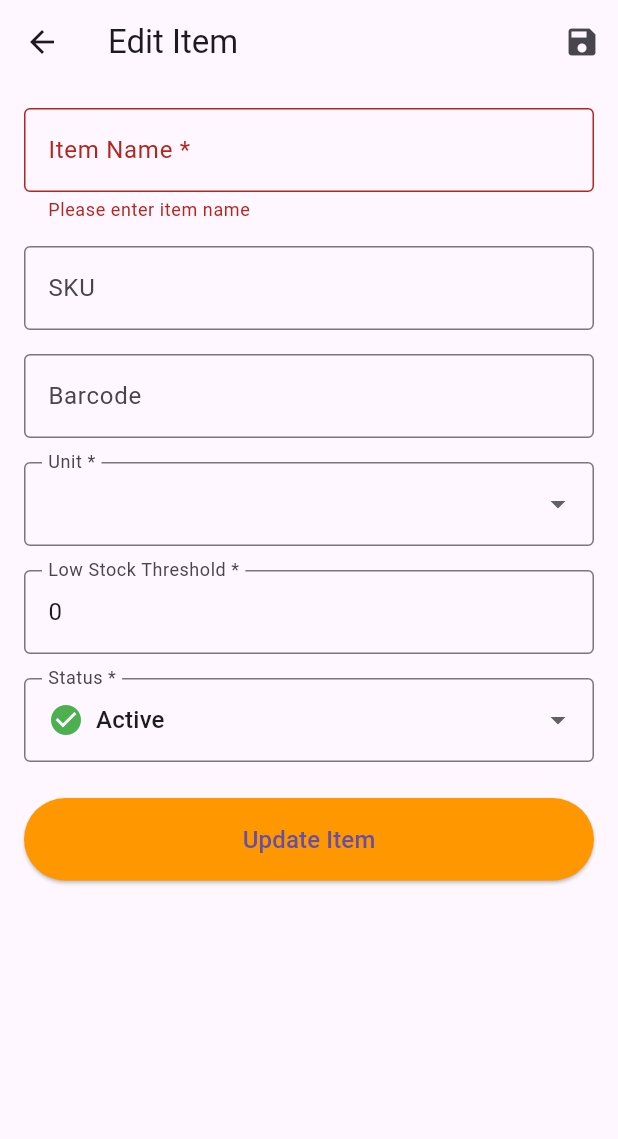
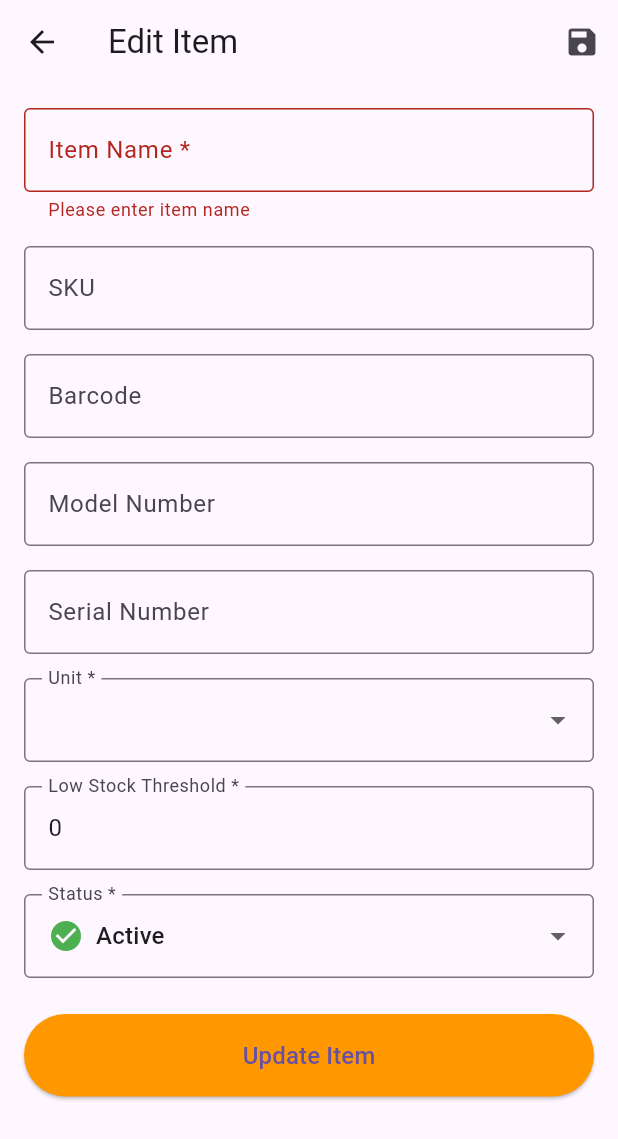
Before and after one commit to NabeelSohail321/stock-buddy, a Flutter app: the EditItemScreen screen opened directly with empty values, after a tap on "Update Item", on a phone screen of 412 x 824 dp. Shown: the top 1139 px of the screen. Run offline on Flutter 3.47's test engine with Material 3 defaults, Android fonts, the phone set to English and light mode, and no system bars; our stand-ins replace file_picker, firebase_core, firebase_messaging, flutter_local_notifications, image_picker, open_file and 4 more; missing offline and left inert: mobile_scanner; accounts and stored records are empty; network calls fail.

Commit message:
code updated

```diff
--- a/lib/models/dashboard_model.dart
+++ b/lib/models/dashboard_model.dart
@@ -54,6 +54,8 @@ class LowStockItem {
   final String sku;
   final int currentStock;
   final int threshold;
+  final String? modelNumber;
+  final String? serialNumber;
 
   LowStockItem({
     required this.id,
@@ -61,6 +63,8 @@ class LowStockItem {
     required this.sku,
     required this.currentStock,
     required this.threshold,
+    this.modelNumber,
+    this.serialNumber,
   });
 
   factory LowStockItem.fromJson(Map<String, dynamic> json) {
@@ -70,6 +74,8 @@ class LowStockItem {
       sku: json['sku']?.toString() ?? '',
       currentStock: json['currentStock'] is int ? json['currentStock'] : int.tryParse(json['currentStock']?.toString() ?? '0') ?? 0,
       threshold: json['threshold'] is int ? json['threshold'] : int.tryParse(json['threshold']?.toString() ?? '0') ?? 0,
+      modelNumber: (json['modelNumber'] ?? json['model_number'])?.toString(),
+      serialNumber: (json['serialNumber'] ?? json['serial_number'])?.toString(),
     );
   }
 
--- a/lib/models/item_model.dart
+++ b/lib/models/item_model.dart
@@ -71,9 +71,11 @@ class Item {
       stockStatus: json['stockStatus']?.toString(),
       status: json['status']?.toString(),
       image: json['image']?.toString(), // Parse the new image field
-      modelNumber: json['model_number']?.toString(),
-      serialNumber: json['serial_number']?.toString(),
-      purchaseDate: json['purchase_date'] != null ? DateTime.tryParse(json['purchase_date'].toString()) : null,
+      modelNumber: (json['modelNumber'] ?? json['model_number'])?.toString(),
+      serialNumber: (json['serialNumber'] ?? json['serial_number'])?.toString(),
+      purchaseDate: (json['purchaseDate'] ?? json['purchase_date']) != null
+          ? DateTime.tryParse((json['purchaseDate'] ?? json['purchase_date']).toString())
+          : null,
       locations: json['locations'] is List
           ? (json['locations'] as List).map((loc) => ItemLocation.fromJson(loc)).toList()
           : [],
--- a/lib/screens/disposal/disposal_request_screen.dart
+++ b/lib/screens/disposal/disposal_request_screen.dart
@@ -739,7 +739,7 @@ class _DisposalRequestScreenState extends State<DisposalRequestScreen> {
                 crossAxisAlignment: CrossAxisAlignment.start,
                 children: [
                   Text(
-                    item.name,
+                    '${item.name}${item.modelNumber != null && item.modelNumber!.isNotEmpty ? " (${item.modelNumber})" : ""}',
                     style: const TextStyle(fontWeight: FontWeight.w500),
                   ),
                   // Text(
--- a/lib/screens/items/edit_item_screen.dart
+++ b/lib/screens/items/edit_item_screen.dart
@@ -18,6 +18,8 @@ class _EditItemScreenState extends State<EditItemScreen> {
   final _skuController = TextEditingController();
   final _barcodeController = TextEditingController();
   final _thresholdController = TextEditingController();
+  final _modelNumberController = TextEditingController();
+  final _serialNumberController = TextEditingController();
 
   String _selectedUnit = 'pieces';
   String _selectedStatus = 'active';
@@ -38,6 +40,8 @@ class _EditItemScreenState extends State<EditItemScreen> {
     _skuController.text = widget.item.sku ?? '';
     _barcodeController.text = widget.item.barcode ?? '';
     _thresholdController.text = widget.item.threshold?.toString() ?? '0';
+    _modelNumberController.text = widget.item.modelNumber ?? '';
+    _serialNumberController.text = widget.item.serialNumber ?? '';
 
     // Handle unit conversion - if item has 'pcs', use 'pieces' or add to options
     final itemUnit = widget.item.unit ?? 'pieces';
@@ -72,6 +76,8 @@ class _EditItemScreenState extends State<EditItemScreen> {
     _skuController.dispose();
     _barcodeController.dispose();
     _thresholdController.dispose();
+    _modelNumberController.dispose();
+    _serialNumberController.dispose();
     super.dispose();
   }
 
@@ -85,6 +91,8 @@ class _EditItemScreenState extends State<EditItemScreen> {
         unit: _selectedUnit,
         threshold: int.tryParse(_thresholdController.text) ?? 0,
         status: _selectedStatus,
+        modelNumber: _modelNumberController.text.trim(),
+        serialNumber: _serialNumberController.text.trim(),
       );
 
       if (success && mounted) {
@@ -118,7 +126,8 @@ class _EditItemScreenState extends State<EditItemScreen> {
           ),
         ],
       ),
-      body: Padding(
+      body: SingleChildScrollView(
+        child: Padding(
           padding: const EdgeInsets.all(16.0),
           child: Form(
             key: _formKey,
@@ -154,6 +163,22 @@ class _EditItemScreenState extends State<EditItemScreen> {
                     border: OutlineInputBorder(),
                   ),
                   readOnly: true, // Barcode should be managed separately
+                ),
+                const SizedBox(height: 16),
+                TextFormField(
+                  controller: _modelNumberController,
+                  decoration: const InputDecoration(
+                    labelText: 'Model Number',
+                    border: OutlineInputBorder(),
+                  ),
+                ),
+                const SizedBox(height: 16),
+                TextFormField(
+                  controller: _serialNumberController,
+                  decoration: const InputDecoration(
+                    labelText: 'Serial Number',
+                    border: OutlineInputBorder(),
+                  ),
                 ),
                 const SizedBox(height: 16),
                 DropdownButtonFormField<String>(
@@ -244,6 +269,7 @@ class _EditItemScreenState extends State<EditItemScreen> {
             ),
           ),
         ),
+      ),
     );
   }
 }
--- a/lib/screens/items/item_management_screen.dart
+++ b/lib/screens/items/item_management_screen.dart
@@ -566,6 +566,10 @@ class _ItemManagementScreenState extends State<ItemManagementScreen> {
         subtitle: Column(
           crossAxisAlignment: CrossAxisAlignment.start,
           children: [
+            if (item.modelNumber != null && item.modelNumber!.isNotEmpty)
+              Text('Model: ${item.modelNumber}'),
+            if (item.serialNumber != null && item.serialNumber!.isNotEmpty)
+              Text('Serial: ${item.serialNumber}'),
             if (sku.isNotEmpty) Text('SKU: $sku'),
             if (barcode.isNotEmpty) Text('Barcode: $barcode'),
             Text('Unit: $unit • Threshold: $threshold'),
--- a/lib/screens/repair/return_from_repair_screen.dart
+++ b/lib/screens/repair/return_from_repair_screen.dart
@@ -256,10 +256,12 @@ class _ReturnFromRepairScreenState extends State<ReturnFromRepairScreen> {
             // Logic for Serial Number / Ticket ID
             String displaySerial = _getDisplaySerial(ticket);
 
+            final modelNumber = itemId is Map ? (itemId['modelNumber'] ?? itemId['model_number'])?.toString() : null;
+
             return DropdownMenuItem<String>(
               value: ticket['_id'],
               child: Text(
-                '$displaySerial - $itemName',
+                '$displaySerial - $itemName${modelNumber != null && modelNumber.isNotEmpty ? " ($modelNumber)" : ""}',
                 overflow: TextOverflow.ellipsis,
                 style: const TextStyle(fontSize: 14),
               ),
--- a/lib/screens/repair/send_to_repair_screen.dart
+++ b/lib/screens/repair/send_to_repair_screen.dart
@@ -816,7 +816,7 @@ class _SendToRepairScreenState extends State<SendToRepairScreen> {
                 crossAxisAlignment: CrossAxisAlignment.start,
                 children: [
                   Text(
-                    item.name,
+                    '${item.name}${item.modelNumber != null && item.modelNumber!.isNotEmpty ? " (${item.modelNumber})" : ""}',
                     style: const TextStyle(fontWeight: FontWeight.w500),
                   ),
                   // Text(
--- a/lib/screens/stock/add_stock_screen.dart
+++ b/lib/screens/stock/add_stock_screen.dart
@@ -626,7 +626,7 @@ class _AddStockScreenState extends State<AddStockScreen> {
               mainAxisSize: MainAxisSize.min,
               children: [
                 Text(
-                  item.name,
+                  '${item.name}${item.modelNumber != null && item.modelNumber!.isNotEmpty ? " (${item.modelNumber})" : ""}',
                   style: const TextStyle(fontSize: 14, fontWeight: FontWeight.w500),
                 ),
                 // if (item.sku != null && item.sku!.isNotEmpty)
--- a/lib/screens/stock/low_stock_screen.dart
+++ b/lib/screens/stock/low_stock_screen.dart
@@ -323,6 +323,10 @@ class _LowStockScreenState extends State<LowStockScreen> {
         subtitle: Column(
           crossAxisAlignment: CrossAxisAlignment.start,
           children: [
+            if (item.modelNumber != null && item.modelNumber!.isNotEmpty)
+              Text('Model: ${item.modelNumber}'),
+            if (item.serialNumber != null && item.serialNumber!.isNotEmpty)
+              Text('Serial: ${item.serialNumber}'),
             Text('SKU: ${item.sku}'),
             const SizedBox(height: 4),
             Row(
--- a/lib/screens/stock/stock_by_location_screen.dart
+++ b/lib/screens/stock/stock_by_location_screen.dart
@@ -179,6 +179,9 @@ class _StockByLocationScreenState extends State<StockByLocationScreen> {
                       final sku = item['sku'] ?? 'No SKU';
                       final unit = item['unit'] ?? 'units';
                       final threshold = item['threshold'] ?? 0;
+                      final modelNumber = (item['modelNumber'] ?? item['model_number'])?.toString();
+                      final serialNumber = (item['serialNumber'] ?? item['serial_number'])?.toString();
+                      final barcode = item['barcode']?.toString();
 
                       return Card(
                         margin: const EdgeInsets.only(bottom: 12),
@@ -235,6 +238,12 @@ class _StockByLocationScreenState extends State<StockByLocationScreen> {
                               const SizedBox(height: 12),
 
                               // Stock details
+                              if (modelNumber != null && modelNumber.isNotEmpty)
+                                _buildStockDetailRow('Model:', modelNumber),
+                              if (serialNumber != null && serialNumber.isNotEmpty)
+                                _buildStockDetailRow('Serial:', serialNumber),
+                              if (barcode != null && barcode.isNotEmpty)
+                                _buildStockDetailRow('Barcode:', barcode),
                               _buildStockDetailRow('Quantity:', '$quantity $unit'),
                               _buildStockDetailRow('Threshold:', '$threshold $unit'),
                               _buildStockDetailRow('Status:', _getStockStatusText(status).toUpperCase()),
--- a/lib/screens/stock/transfer_stock_screen.dart
+++ b/lib/screens/stock/transfer_stock_screen.dart
@@ -697,7 +697,7 @@ class _TransferStockScreenState extends State<TransferStockScreen> {
             crossAxisAlignment: CrossAxisAlignment.start,
             children: [
               Text(
-                item.name,
+                '${item.name}${item.modelNumber != null && item.modelNumber!.isNotEmpty ? " (${item.modelNumber})" : ""}',
                 style: const TextStyle(fontWeight: FontWeight.w500),
               ),
               Text(
```
Also changed, not shown: lib/providers/items_provider.dart (+19 -3 lines), lib/screens/items/create_item_screen.dart (+0 -15 lines), lib/screens/items/items_screen.dart (+16 -0 lines), lib/services/item_service.dart (+16 -11 lines), pubspec.lock, 5 other files. Lines whose indentation alone changed are shown as unchanged.
